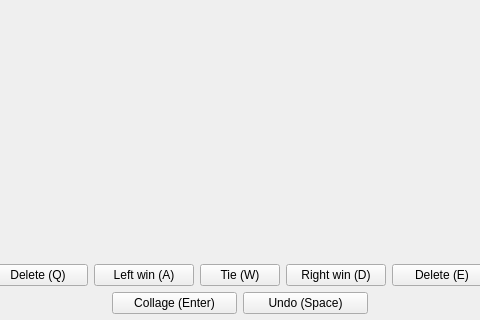
This is homura_art/ui/main_window.ui in nikohonu/homura-art as Qt 5 draws it before an edit; both pictures show x 272 to 752 and y 397 to 717 of the 1024 by 717 pixel window. The edited form follows.
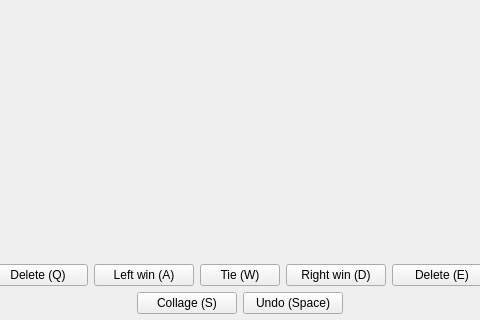
This is the edited form.

```diff
--- a/homura_art/ui/main_window.ui
+++ b/homura_art/ui/main_window.ui
@@ -183,12 +183,12 @@
        <widget class="QPushButton" name="collage_button">
         <property name="minimumSize">
          <size>
-          <width>125</width>
+          <width>100</width>
           <height>0</height>
          </size>
         </property>
         <property name="text">
-         <string>Collage (Enter)</string>
+         <string>Collage (S)</string>
         </property>
        </widget>
       </item>
@@ -196,7 +196,7 @@
        <widget class="QPushButton" name="pushButton">
         <property name="minimumSize">
          <size>
-          <width>125</width>
+          <width>100</width>
           <height>0</height>
          </size>
         </property>
```
